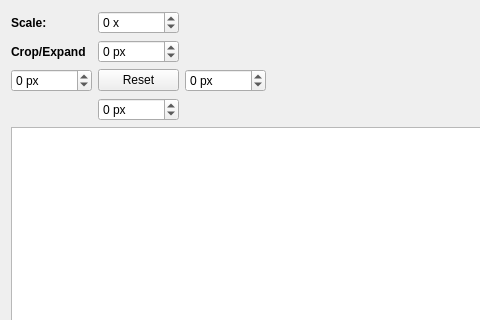
Above: controls/resize/dialogcanvasresize.ui from riuson/lcd-image-converter before the change; both pictures show x 0 to 480 and y 0 to 320 of the 675 by 448 pixel window. Below: the same form after it.
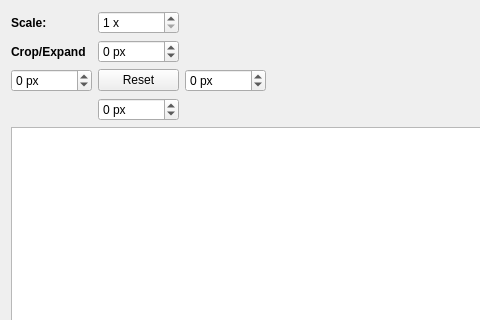
That is the form after the change.

Commit message: Changed limits for scale

```diff
--- a/controls/resize/dialogcanvasresize.ui
+++ b/controls/resize/dialogcanvasresize.ui
@@ -83,10 +83,10 @@
         <string> x</string>
        </property>
        <property name="minimum">
-        <number>-65535</number>
+        <number>1</number>
        </property>
        <property name="maximum">
-        <number>65535</number>
+        <number>100</number>
        </property>
       </widget>
      </item>
```
